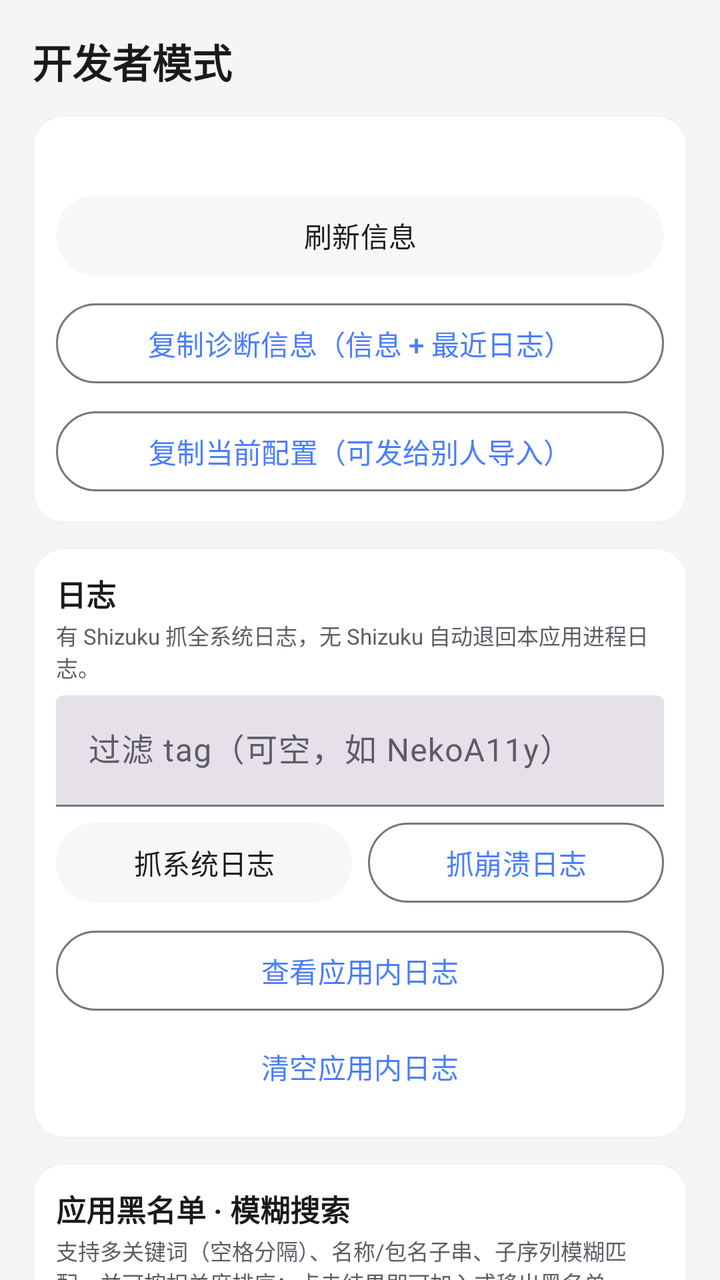
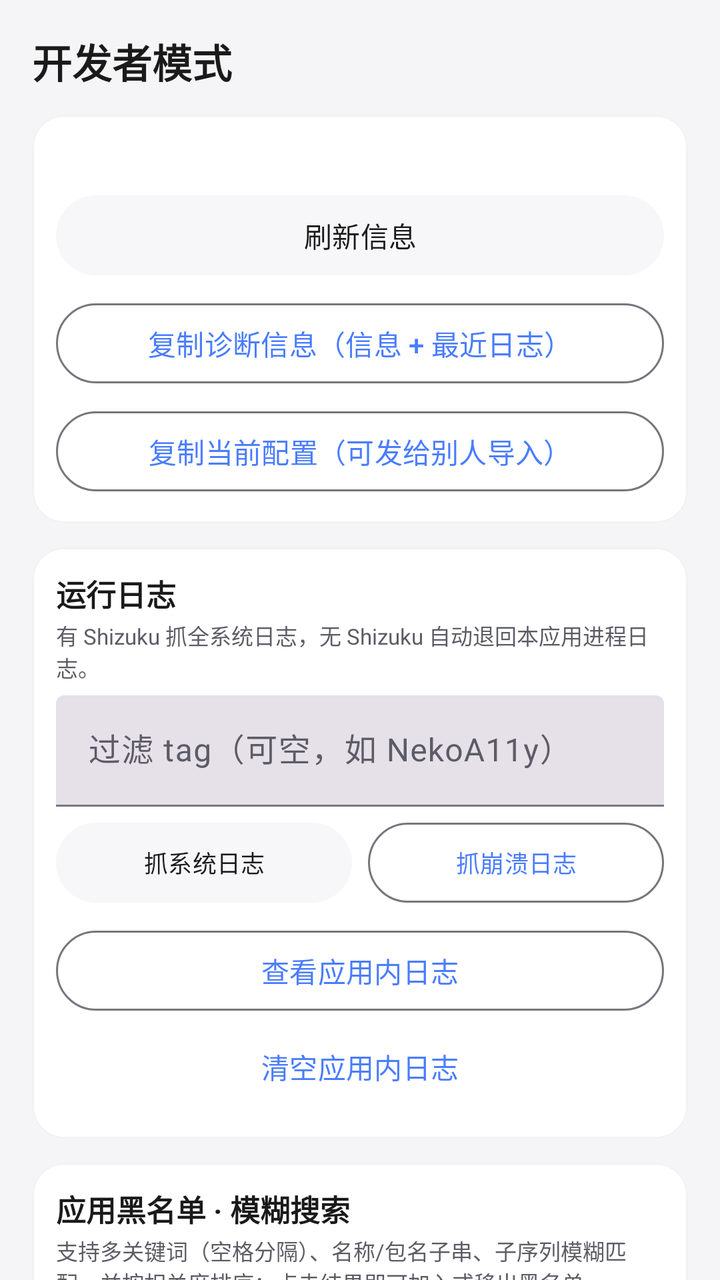

Compare the two renders of this Android layout. The source of the first and the diff that turns it into the second are given below.
<!-- AndroidManifest.xml: activity theme Theme.NekoType.Main -->
<!-- res/layout/activity_dev.xml -->
<?xml version="1.0" encoding="utf-8"?>
<androidx.core.widget.NestedScrollView xmlns:android="http://schemas.android.com/apk/res/android"
    xmlns:app="http://schemas.android.com/apk/res-auto"
    android:layout_width="match_parent"
    android:layout_height="match_parent"
    android:fillViewport="true">

    <LinearLayout
        android:layout_width="match_parent"
        android:layout_height="wrap_content"
        android:orientation="vertical"
        android:padding="16dp">

        <TextView
            android:layout_width="wrap_content"
            android:layout_height="wrap_content"
            android:text="开发者模式"
            android:textSize="20sp"
            android:textStyle="bold"
            android:textColor="?attr/colorOnSurface"/>

        
        <com.google.android.material.card.MaterialCardView
            android:layout_width="match_parent"
            android:layout_height="wrap_content"
            app:cardCornerRadius="16dp"
            app:cardElevation="0dp"
            app:strokeColor="?attr/colorOutlineVariant"
            app:strokeWidth="1dp"
            app:cardBackgroundColor="?attr/colorSurface"
            android:layout_marginTop="12dp">
            <LinearLayout
                android:layout_width="match_parent"
                android:layout_height="wrap_content"
                android:orientation="vertical"
                android:padding="12dp">
                <TextView
                    android:id="@+id/tvDevInfo"
                    android:layout_width="match_parent"
                    android:layout_height="wrap_content"
                    android:textSize="12sp"
                    android:fontFamily="monospace"
                    android:textIsSelectable="true"
                    android:textColor="?attr/colorOnSurface"
                    android:lineSpacingExtra="3dp"/>
                <com.google.android.material.button.MaterialButton
                    android:id="@+id/btnDevInfo"
                    style="@style/Widget.Material3.Button.TonalButton"
                    android:layout_width="match_parent"
                    android:layout_height="wrap_content"
                    android:layout_marginTop="8dp"
                    android:text="刷新信息"/>
                <com.google.android.material.button.MaterialButton
                    android:id="@+id/btnDevCopyDiag"
                    style="@style/Widget.Material3.Button.OutlinedButton"
                    android:layout_width="match_parent"
                    android:layout_height="wrap_content"
                    android:layout_marginTop="6dp"
                    android:text="复制诊断信息（信息 + 最近日志）"/>
                <com.google.android.material.button.MaterialButton
                    android:id="@+id/btnDevCopyConfig"
                    style="@style/Widget.Material3.Button.OutlinedButton"
                    android:layout_width="match_parent"
                    android:layout_height="wrap_content"
                    android:layout_marginTop="6dp"
                    android:text="复制当前配置（可发给别人导入）"/>
            </LinearLayout>
        </com.google.android.material.card.MaterialCardView>

        
        <com.google.android.material.card.MaterialCardView
            android:layout_width="match_parent"
            android:layout_height="wrap_content"
            app:cardCornerRadius="16dp"
            app:cardElevation="0dp"
            app:strokeColor="?attr/colorOutlineVariant"
            app:strokeWidth="1dp"
            app:cardBackgroundColor="?attr/colorSurface"
            android:layout_marginTop="12dp">
            <LinearLayout
                android:layout_width="match_parent"
                android:layout_height="wrap_content"
                android:orientation="vertical"
                android:padding="12dp">
                <TextView
                    android:layout_width="wrap_content"
                    android:layout_height="wrap_content"
                    android:text="日志"
                    android:textSize="15sp"
                    android:textStyle="bold"
                    android:textColor="?attr/colorOnSurface"/>
                <TextView
                    android:layout_width="match_parent"
                    android:layout_height="wrap_content"
                    android:text="有 Shizuku 抓全系统日志，无 Shizuku 自动退回本应用进程日志。"
                    android:textSize="11sp"
                    android:textColor="?attr/colorOnSurfaceVariant"
                    android:layout_marginTop="2dp"/>
                <com.google.android.material.textfield.TextInputLayout
                    style="@style/Widget.Material3.TextInputLayout.FilledBox"
                    android:layout_width="match_parent"
                    android:layout_height="wrap_content"
                    android:hint="过滤 tag（可空，如 NekoA11y）"
                    android:layout_marginTop="6dp">
                    <com.google.android.material.textfield.TextInputEditText
                        android:id="@+id/etDevFilter"
                        android:layout_width="match_parent"
                        android:layout_height="wrap_content"
                        android:inputType="text"
                        android:singleLine="true"/>
                </com.google.android.material.textfield.TextInputLayout>
                <LinearLayout
                    android:layout_width="match_parent"
                    android:layout_height="wrap_content"
                    android:orientation="horizontal"
                    android:layout_marginTop="4dp">
                    <com.google.android.material.button.MaterialButton
                        android:id="@+id/btnDevLogcat"
                        style="@style/Widget.Material3.Button.TonalButton"
                        android:layout_width="0dp"
                        android:layout_height="wrap_content"
                        android:layout_weight="1"
                        android:text="抓系统日志"/>
                    <com.google.android.material.button.MaterialButton
                        android:id="@+id/btnDevCrash"
                        style="@style/Widget.Material3.Button.OutlinedButton"
                        android:layout_width="0dp"
                        android:layout_height="wrap_content"
                        android:layout_weight="1"
                        android:layout_marginStart="8dp"
                        android:text="抓崩溃日志"/>
                </LinearLayout>
                <com.google.android.material.button.MaterialButton
                    android:id="@+id/btnDevAppLog"
                    style="@style/Widget.Material3.Button.OutlinedButton"
                    android:layout_width="match_parent"
                    android:layout_height="wrap_content"
                    android:layout_marginTop="6dp"
                    android:text="查看应用内日志"/>
                <com.google.android.material.button.MaterialButton
                    android:id="@+id/btnDevClearLog"
                    style="@style/Widget.Material3.Button.TextButton"
                    android:layout_width="match_parent"
                    android:layout_height="wrap_content"
                    android:text="清空应用内日志"/>
            </LinearLayout>
        </com.google.android.material.card.MaterialCardView>

        
        <com.google.android.material.card.MaterialCardView
            android:layout_width="match_parent"
            android:layout_height="wrap_content"
            app:cardCornerRadius="16dp"
            app:cardElevation="0dp"
            app:strokeColor="?attr/colorOutlineVariant"
            app:strokeWidth="1dp"
            app:cardBackgroundColor="?attr/colorSurface"
            android:layout_marginTop="12dp">
            <LinearLayout
                android:layout_width="match_parent"
                android:layout_height="wrap_content"
                android:orientation="vertical"
                android:padding="12dp">
                <TextView
                    android:layout_width="wrap_content"
                    android:layout_height="wrap_content"
                    android:text="应用黑名单 · 模糊搜索"
                    android:textSize="15sp"
                    android:textStyle="bold"
                    android:textColor="?attr/colorOnSurface"/>
                <TextView
                    android:layout_width="match_parent"
                    android:layout_height="wrap_content"
                    android:text="支持多关键词（空格分隔）、名称/包名子串、子序列模糊匹配，并可按相关度排序；点击结果即可加入或移出黑名单。"
                    android:textSize="11sp"
                    android:textColor="?attr/colorOnSurfaceVariant"
                    android:layout_marginTop="2dp"/>
                <com.google.android.material.textfield.TextInputLayout
                    style="@style/Widget.Material3.TextInputLayout.FilledBox"
                    android:layout_width="match_parent"
                    android:layout_height="wrap_content"
                    android:hint="搜索应用（名称 / 包名 / 简写）"
                    android:layout_marginTop="6dp">
                    <com.google.android.material.textfield.TextInputEditText
                        android:id="@+id/etDevAppQuery"
                        android:layout_width="match_parent"
                        android:layout_height="wrap_content"
                        android:inputType="text"
                        android:singleLine="true"/>
                </com.google.android.material.textfield.TextInputLayout>
                <TextView
                    android:id="@+id/tvDevAppHint"
                    android:layout_width="match_parent"
                    android:layout_height="wrap_content"
                    android:text=""
                    android:textSize="11sp"
                    android:textColor="?attr/colorOnSurfaceVariant"
                    android:layout_marginTop="4dp"/>
                <com.google.android.material.button.MaterialButton
                    android:id="@+id/btnDevAppSearch"
                    style="@style/Widget.Material3.Button.TonalButton"
                    android:layout_width="match_parent"
                    android:layout_height="wrap_content"
                    android:text="搜索并管理黑名单"/>
                <com.google.android.material.button.MaterialButton
                    android:id="@+id/btnDevAppBlacklisted"
                    style="@style/Widget.Material3.Button.OutlinedButton"
                    android:layout_width="match_parent"
                    android:layout_height="wrap_content"
                    android:layout_marginTop="6dp"
                    android:text="只看已加入黑名单"/>
            </LinearLayout>
        </com.google.android.material.card.MaterialCardView>

        
        <com.google.android.material.card.MaterialCardView
            android:layout_width="match_parent"
            android:layout_height="wrap_content"
            app:cardCornerRadius="16dp"
            app:cardElevation="0dp"
            app:strokeColor="?attr/colorOutlineVariant"
            app:strokeWidth="1dp"
            app:cardBackgroundColor="?attr/colorSurface"
            android:layout_marginTop="12dp"
            android:layout_marginBottom="20dp">
            <LinearLayout
                android:layout_width="match_parent"
                android:layout_height="wrap_content"
                android:orientation="vertical"
                android:padding="12dp">
                <TextView
                    android:layout_width="wrap_content"
                    android:layout_height="wrap_content"
                    android:text="维护与重置"
                    android:textSize="15sp"
                    android:textStyle="bold"
                    android:textColor="?attr/colorOnSurface"/>
                <com.google.android.material.button.MaterialButton
                    android:id="@+id/btnDevReloadFab"
                    style="@style/Widget.Material3.Button.OutlinedButton"
                    android:layout_width="match_parent"
                    android:layout_height="wrap_content"
                    android:layout_marginTop="8dp"
                    android:text="重载悬浮球（立即重建按钮）"/>
                <com.google.android.material.button.MaterialButton
                    android:id="@+id/btnDevShizukuTrace"
                    style="@style/Widget.Material3.Button.TonalButton"
                    android:layout_width="match_parent"
                    android:layout_height="wrap_content"
                    android:layout_marginTop="8dp"
                    android:text="查看 Shizuku 通道追踪"
                    android:textSize="13sp"/>
                <com.google.android.material.button.MaterialButton
                    android:id="@+id/btnDevRebindShizuku"
                    style="@style/Widget.Material3.Button.OutlinedButton"
                    android:layout_width="match_parent"
                    android:layout_height="wrap_content"
                    android:layout_marginTop="6dp"
                    android:text="重置并重绑 Shizuku 通道"/>
                <com.google.android.material.button.MaterialButton
                    android:id="@+id/btnDevResetDisclaimer"
                    style="@style/Widget.Material3.Button.OutlinedButton"
                    android:layout_width="match_parent"
                    android:layout_height="wrap_content"
                    android:layout_marginTop="6dp"
                    android:text="重置免责声明（下次启动重新弹）"/>
                <com.google.android.material.button.MaterialButton
                    android:id="@+id/btnDevClearRules"
                    style="@style/Widget.Material3.Button.OutlinedButton"
                    android:layout_width="match_parent"
                    android:layout_height="wrap_content"
                    android:layout_marginTop="6dp"
                    android:text="清空当前预设的所有规则"/>
                <com.google.android.material.button.MaterialButton
                    android:id="@+id/btnDevRestart"
                    style="@style/Widget.Material3.Button.OutlinedButton"
                    android:layout_width="match_parent"
                    android:layout_height="wrap_content"
                    android:layout_marginTop="6dp"
                    android:text="重启应用"/>
            </LinearLayout>
        </com.google.android.material.card.MaterialCardView>

    </LinearLayout>
</androidx.core.widget.NestedScrollView>
<!-- resources referenced by this layout -->
<resources>
  <style name="Theme.NekoType.Main" parent="Theme.NekoType">
          <item name="windowActionBar">false</item>
          <item name="windowNoTitle">true</item>
      </style>
  <style name="Theme.NekoType" parent="Theme.Material3.DayNight">
          <item name="colorPrimary">@color/accent_blue</item>
          <item name="colorOnPrimary">@color/md_theme_onPrimary</item>
          <item name="colorPrimaryContainer">@color/glass_strong</item>
          <item name="colorOnPrimaryContainer">@color/fg_0</item>
          <item name="colorSecondary">@color/accent_purple</item>
          <item name="colorOnSecondary">@color/md_theme_onPrimary</item>
          <item name="colorSecondaryContainer">@color/glass_strong</item>
          <item name="colorOnSecondaryContainer">@color/fg_0</item>
          
          <item name="colorSurface">#F5FFFFFF</item>
          <item name="colorOnSurface">@color/fg_0</item>
          <item name="colorOnSurfaceVariant">@color/fg_1</item>
          <item name="colorOutlineVariant">@color/border_glass</item>
          
          <item name="android:windowBackground">@color/bg_0</item>
          <item name="android:statusBarColor">@color/bg_0</item>
          <item name="android:navigationBarColor">@color/bg_0</item>
          <item name="android:windowLightStatusBar">@bool/light_status_bar</item>
          <item name="android:windowAnimationStyle">@style/NekoWindowAnim</item>
      </style>
  <color name="accent_blue">#4A7DFF</color>
  <color name="md_theme_onPrimary">#FFFFFF</color>
  <color name="glass_strong">#F7F7FA</color>
  <color name="fg_0">#1A1A1A</color>
  <color name="accent_purple">#9B6CFF</color>
  <color name="fg_1">#5C5C66</color>
  <color name="border_glass">#F2F2F5</color>
  <color name="bg_0">#F5F5F7</color>
  <style name="NekoWindowAnim" parent="@android:style/Animation.Activity">
          <item name="android:activityOpenEnterAnimation">@anim/cyber_activity_enter</item>
          <item name="android:activityOpenExitAnimation">@anim/cyber_activity_exit</item>
          <item name="android:activityCloseEnterAnimation">@anim/cyber_activity_enter</item>
          <item name="android:activityCloseExitAnimation">@null</item>
      </style>
</resources>

<!-- the commit's change to res/layout/activity_dev.xml (unified diff, before → after) -->
@@ -14,7 +14,7 @@
         <TextView
             android:layout_width="wrap_content"
             android:layout_height="wrap_content"
-            android:text="开发者模式"
+            android:text="@string/dev_title"
             android:textSize="20sp"
             android:textStyle="bold"
             android:textColor="?attr/colorOnSurface"/>
@@ -49,21 +49,21 @@
                     android:layout_width="match_parent"
                     android:layout_height="wrap_content"
                     android:layout_marginTop="8dp"
-                    android:text="刷新信息"/>
+                    android:text="@string/dev_refresh_info"/>
                 <com.google.android.material.button.MaterialButton
                     android:id="@+id/btnDevCopyDiag"
                     style="@style/Widget.Material3.Button.OutlinedButton"
                     android:layout_width="match_parent"
                     android:layout_height="wrap_content"
                     android:layout_marginTop="6dp"
-                    android:text="复制诊断信息（信息 + 最近日志）"/>
+                    android:text="@string/dev_copy_diag"/>
                 <com.google.android.material.button.MaterialButton
                     android:id="@+id/btnDevCopyConfig"
                     style="@style/Widget.Material3.Button.OutlinedButton"
                     android:layout_width="match_parent"
                     android:layout_height="wrap_content"
                     android:layout_marginTop="6dp"
-                    android:text="复制当前配置（可发给别人导入）"/>
+                    android:text="@string/dev_copy_config"/>
             </LinearLayout>
         </com.google.android.material.card.MaterialCardView>
 
@@ -85,14 +85,14 @@
                 <TextView
                     android:layout_width="wrap_content"
                     android:layout_height="wrap_content"
-                    android:text="日志"
+                    android:text="@string/log_label"
                     android:textSize="15sp"
                     android:textStyle="bold"
                     android:textColor="?attr/colorOnSurface"/>
                 <TextView
                     android:layout_width="match_parent"
                     android:layout_height="wrap_content"
-                    android:text="有 Shizuku 抓全系统日志，无 Shizuku 自动退回本应用进程日志。"
+                    android:text="@string/dev_log_hint"
                     android:textSize="11sp"
                     android:textColor="?attr/colorOnSurfaceVariant"
                     android:layout_marginTop="2dp"/>
@@ -100,7 +100,7 @@
                     style="@style/Widget.Material3.TextInputLayout.FilledBox"
                     android:layout_width="match_parent"
                     android:layout_height="wrap_content"
-                    android:hint="过滤 tag（可空，如 NekoA11y）"
+                    android:hint="@string/dev_log_filter"
                     android:layout_marginTop="6dp">
                     <com.google.android.material.textfield.TextInputEditText
                         android:id="@+id/etDevFilter"
@@ -120,7 +120,9 @@
                         android:layout_width="0dp"
                         android:layout_height="wrap_content"
                         android:layout_weight="1"
-                        android:text="抓系统日志"/>
+                        android:maxLines="2"
+                        android:textSize="12sp"
+                        android:text="@string/dev_grab_sys"/>
                     <com.google.android.material.button.MaterialButton
                         android:id="@+id/btnDevCrash"
                         style="@style/Widget.Material3.Button.OutlinedButton"
@@ -128,7 +130,9 @@
                         android:layout_height="wrap_content"
                         android:layout_weight="1"
                         android:layout_marginStart="8dp"
-                        android:text="抓崩溃日志"/>
+                        android:maxLines="2"
+                        android:textSize="12sp"
+                        android:text="@string/dev_grab_crash"/>
                 </LinearLayout>
                 <com.google.android.material.button.MaterialButton
                     android:id="@+id/btnDevAppLog"
@@ -136,13 +140,13 @@
                     android:layout_width="match_parent"
                     android:layout_height="wrap_content"
                     android:layout_marginTop="6dp"
-                    android:text="查看应用内日志"/>
+                    android:text="@string/dev_app_log"/>
                 <com.google.android.material.button.MaterialButton
                     android:id="@+id/btnDevClearLog"
                     style="@style/Widget.Material3.Button.TextButton"
                     android:layout_width="match_parent"
                     android:layout_height="wrap_content"
-                    android:text="清空应用内日志"/>
+                    android:text="@string/dev_clear_log"/>
             </LinearLayout>
         </com.google.android.material.card.MaterialCardView>
 
@@ -164,14 +168,14 @@
                 <TextView
                     android:layout_width="wrap_content"
                     android:layout_height="wrap_content"
-                    android:text="应用黑名单 · 模糊搜索"
+                    android:text="@string/dev_bl_title"
                     android:textSize="15sp"
                     android:textStyle="bold"
                     android:textColor="?attr/colorOnSurface"/>
                 <TextView
                     android:layout_width="match_parent"
                     android:layout_height="wrap_content"
-                    android:text="支持多关键词（空格分隔）、名称/包名子串、子序列模糊匹配，并可按相关度排序；点击结果即可加入或移出黑名单。"
+                    android:text="@string/dev_bl_hint"
                     android:textSize="11sp"
                     android:textColor="?attr/colorOnSurfaceVariant"
                     android:layout_marginTop="2dp"/>
@@ -179,7 +183,7 @@
                     style="@style/Widget.Material3.TextInputLayout.FilledBox"
                     android:layout_width="match_parent"
                     android:layout_height="wrap_content"
-                    android:hint="搜索应用（名称 / 包名 / 简写）"
+                    android:hint="@string/dev_bl_query"
                     android:layout_marginTop="6dp">
                     <com.google.android.material.textfield.TextInputEditText
                         android:id="@+id/etDevAppQuery"
@@ -201,14 +205,14 @@
                     style="@style/Widget.Material3.Button.TonalButton"
                     android:layout_width="match_parent"
                     android:layout_height="wrap_content"
-                    android:text="搜索并管理黑名单"/>
+                    android:text="@string/dev_bl_search"/>
                 <com.google.android.material.button.MaterialButton
                     android:id="@+id/btnDevAppBlacklisted"
                     style="@style/Widget.Material3.Button.OutlinedButton"
                     android:layout_width="match_parent"
                     android:layout_height="wrap_content"
                     android:layout_marginTop="6dp"
-                    android:text="只看已加入黑名单"/>
+                    android:text="@string/dev_bl_only"/>
             </LinearLayout>
         </com.google.android.material.card.MaterialCardView>
 
@@ -231,7 +235,7 @@
                 <TextView
                     android:layout_width="wrap_content"
                     android:layout_height="wrap_content"
-                    android:text="维护与重置"
+                    android:text="@string/dev_maint_title"
                     android:textSize="15sp"
                     android:textStyle="bold"
                     android:textColor="?attr/colorOnSurface"/>
@@ -241,43 +245,43 @@
                     android:layout_width="match_parent"
                     android:layout_height="wrap_content"
                     android:layout_marginTop="8dp"
-                    android:text="重载悬浮球（立即重建按钮）"/>
+                    android:text="@string/dev_reload_fab"/>
                 <com.google.android.material.button.MaterialButton
                     android:id="@+id/btnDevShizukuTrace"
                     style="@style/Widget.Material3.Button.TonalButton"
                     android:layout_width="match_parent"
                     android:layout_height="wrap_content"
-                    android:layout_marginTop="8dp"
-                    android:text="查看 Shizuku 通道追踪"
-                    android:textSize="13sp"/>
+                    android:layout_marginTop="6dp"
+                    android:textSize="13sp"
+                    android:text="@string/dev_trace"/>
                 <com.google.android.material.button.MaterialButton
                     android:id="@+id/btnDevRebindShizuku"
                     style="@style/Widget.Material3.Button.OutlinedButton"
                     android:layout_width="match_parent"
                     android:layout_height="wrap_content"
                     android:layout_marginTop="6dp"
-                    android:text="重置并重绑 Shizuku 通道"/>
+                    android:text="@string/dev_rebind"/>
                 <com.google.android.material.button.MaterialButton
                     android:id="@+id/btnDevResetDisclaimer"
                     style="@style/Widget.Material3.Button.OutlinedButton"
                     android:layout_width="match_parent"
                     android:layout_height="wrap_content"
                     android:layout_marginTop="6dp"
-                    android:text="重置免责声明（下次启动重新弹）"/>
+                    android:text="@string/dev_reset_disclaimer"/>
                 <com.google.android.material.button.MaterialButton
                     android:id="@+id/btnDevClearRules"
                     style="@style/Widget.Material3.Button.OutlinedButton"
                     android:layout_width="match_parent"
                     android:layout_height="wrap_content"
                     android:layout_marginTop="6dp"
-                    android:text="清空当前预设的所有规则"/>
+                    android:text="@string/dev_clear_rules"/>
                 <com.google.android.material.button.MaterialButton
                     android:id="@+id/btnDevRestart"
                     style="@style/Widget.Material3.Button.OutlinedButton"
                     android:layout_width="match_parent"
                     android:layout_height="wrap_content"
                     android:layout_marginTop="6dp"
-                    android:text="重启应用"/>
+                    android:text="@string/dev_restart"/>
             </LinearLayout>
         </com.google.android.material.card.MaterialCardView>
 
<!-- resource entries referenced after the edit -->
@@ -1,5 +1,28 @@
 <!-- resources referenced by this layout -->
 <resources>
+  <string name="dev_app_log">查看应用内日志</string>
+  <string name="dev_bl_hint">支持多关键词（空格分隔）、名称/包名子串、子序列模糊匹配，并按相关度排序；点击结果即可加入或移出黑名单。</string>
+  <string name="dev_bl_only">只看已加入黑名单</string>
+  <string name="dev_bl_query">搜索应用（名称 / 包名 / 简写）</string>
+  <string name="dev_bl_search">搜索并管理黑名单</string>
+  <string name="dev_bl_title">应用黑名单 · 模糊搜索</string>
+  <string name="dev_clear_log">清空应用内日志</string>
+  <string name="dev_clear_rules">清空当前预设的所有规则</string>
+  <string name="dev_copy_config">复制当前配置（可发给别人导入）</string>
+  <string name="dev_copy_diag">复制诊断信息（信息 + 最近日志）</string>
+  <string name="dev_grab_crash">抓崩溃日志</string>
+  <string name="dev_grab_sys">抓系统日志</string>
+  <string name="dev_log_filter">过滤 tag（可空，如 NekoA11y）</string>
+  <string name="dev_log_hint">有 Shizuku 抓全系统日志，无 Shizuku 自动退回本应用进程日志。</string>
+  <string name="dev_maint_title">维护与重置</string>
+  <string name="dev_rebind">重置并重绑 Shizuku 通道</string>
+  <string name="dev_refresh_info">刷新信息</string>
+  <string name="dev_reload_fab">重载悬浮球（立即重建按钮）</string>
+  <string name="dev_reset_disclaimer">重置免责声明（下次启动重新弹）</string>
+  <string name="dev_restart">重启应用</string>
+  <string name="dev_title">开发者模式</string>
+  <string name="dev_trace">查看 Shizuku 通道追踪</string>
+  <string name="log_label">运行日志</string>
   <style name="Theme.NekoType.Main" parent="Theme.NekoType">
           <item name="windowActionBar">false</item>
           <item name="windowNoTitle">true</item>
